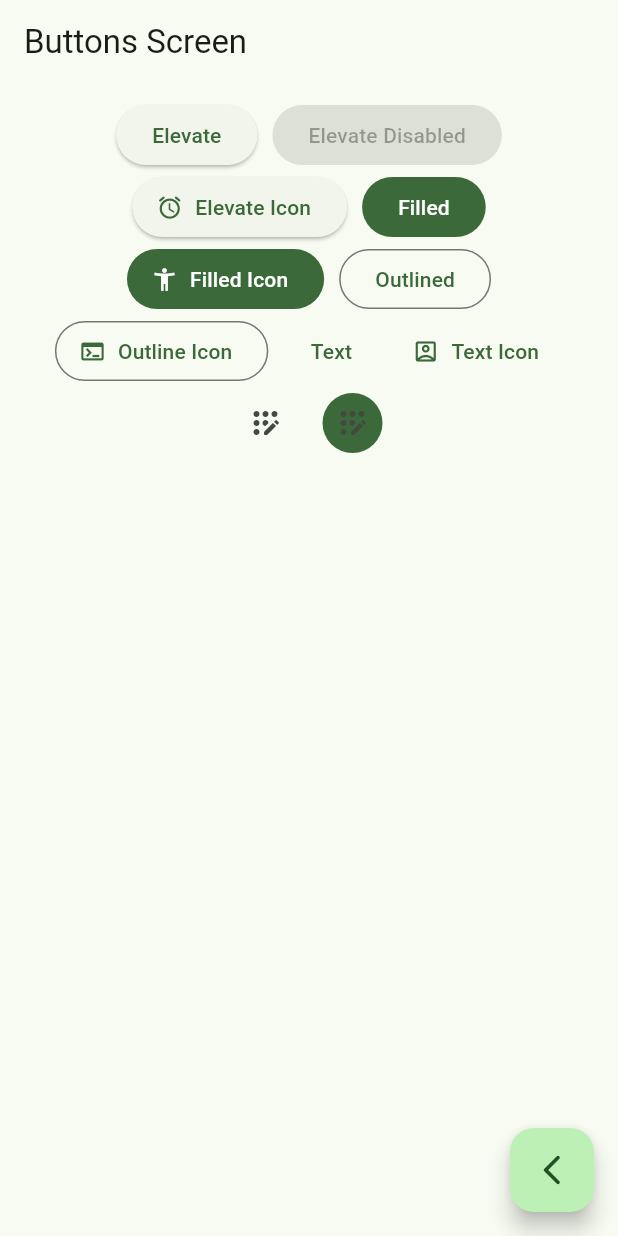
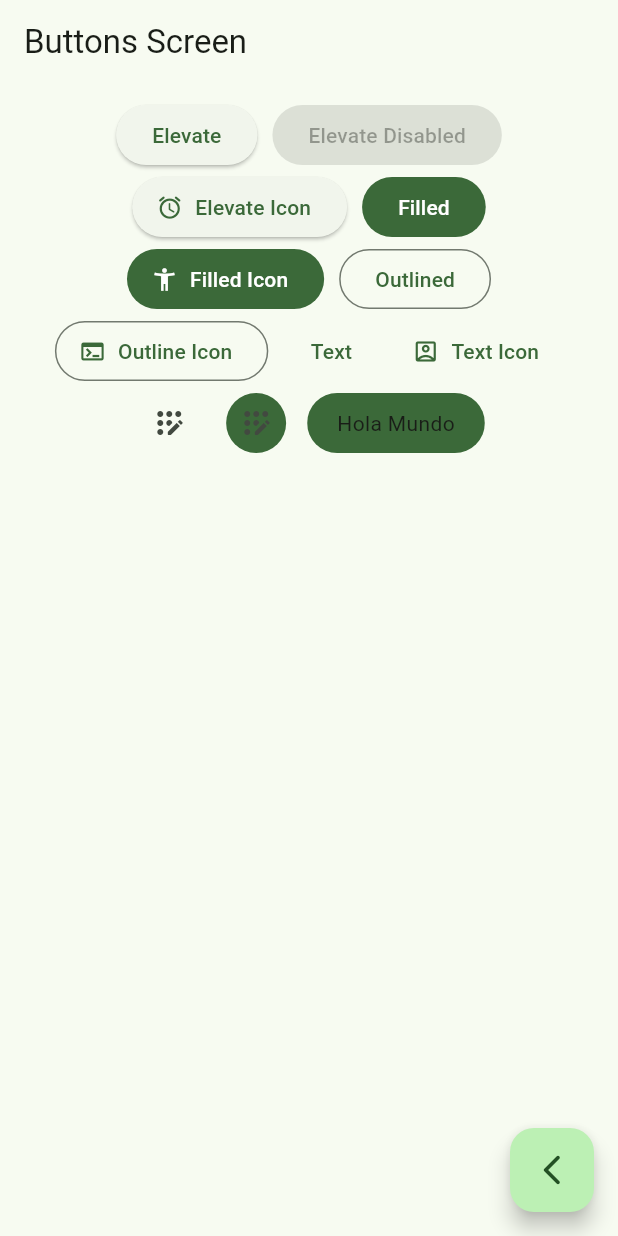
Before and after one commit to francoinostrozah/widgets_app, a Flutter app: the ButtonsScreen screen opened by its route, on a phone screen of 412 x 824 dp. Run offline on Flutter 3.47's test engine with Material 2 defaults, Android fonts, the phone set to English and light mode, and no system bars; our stand-ins replace go_router.

Commit message:
:sparkles: (buttons) added custom button

```diff
--- a/lib/presentation/screens/buttons/buttons_screen.dart
+++ b/lib/presentation/screens/buttons/buttons_screen.dart
@@ -74,9 +74,32 @@ class _ButtonsView extends StatelessWidget {
               style: ButtonStyle(
                   backgroundColor: MaterialStatePropertyAll(colors.primary)),
             ),
+            const CustomButton(),
           ],
         ),
       ),
     );
   }
 }
+
+class CustomButton extends StatelessWidget {
+  const CustomButton({super.key});
+
+  @override
+  Widget build(BuildContext context) {
+    final colors = Theme.of(context).colorScheme;
+
+    return ClipRRect(
+      borderRadius: BorderRadius.circular(20),
+      child: Material(
+        color: colors.primary,
+        child: InkWell(
+          onTap: () {},
+          child: const Padding(
+              padding: EdgeInsets.symmetric(horizontal: 20, vertical: 10),
+              child: Text('Hola Mundo')),
+        ),
+      ),
+    );
+  }
+}
```
